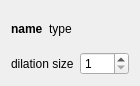
Above: ui/DilateImage.ui from Hboni/francis before the change. Below: the same form after it.
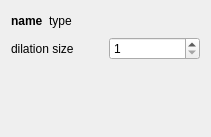
That is the form after the change.

The edit to the form file:
```diff
--- a/ui/DilateImage.ui
+++ b/ui/DilateImage.ui
@@ -6,8 +6,8 @@
    <rect>
     <x>0</x>
     <y>0</y>
-    <width>140</width>
-    <height>86</height>
+    <width>211</width>
+    <height>137</height>
    </rect>
   </property>
   <property name="windowTitle">
@@ -79,6 +79,19 @@
      <item>
       <layout class="QHBoxLayout" name="visu"/>
      </item>
+     <item>
+      <spacer name="verticalSpacer">
+       <property name="orientation">
+        <enum>Qt::Vertical</enum>
+       </property>
+       <property name="sizeHint" stdset="0">
+        <size>
+         <width>20</width>
+         <height>40</height>
+        </size>
+       </property>
+      </spacer>
+     </item>
     </layout>
    </item>
   </layout>
```
